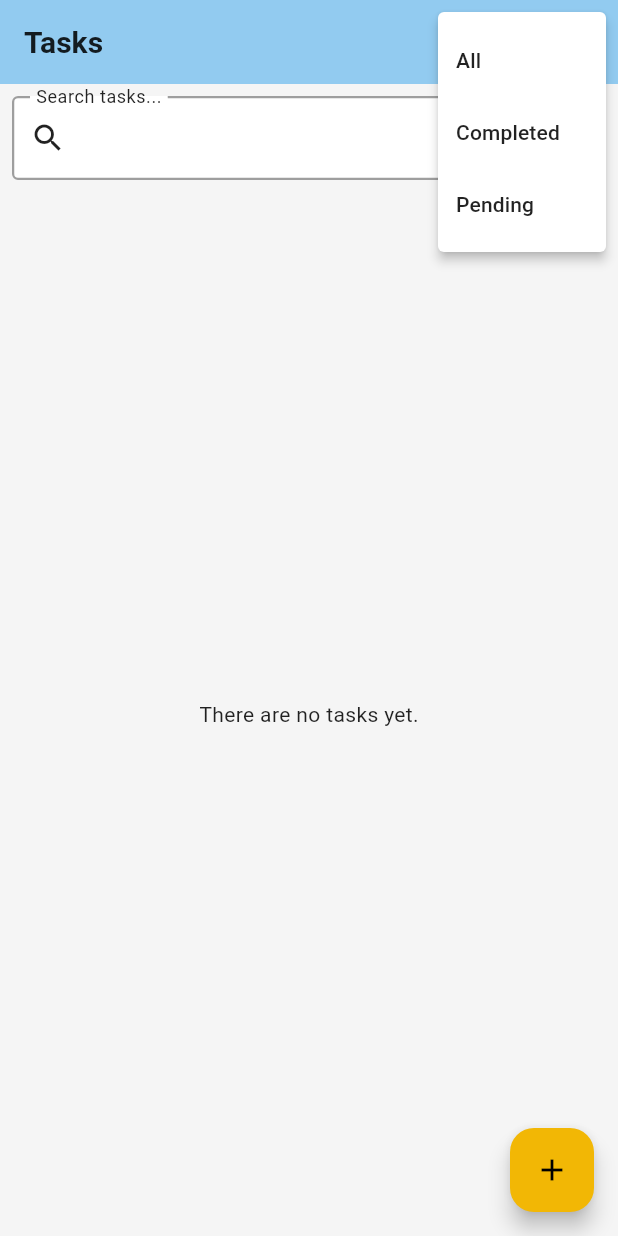
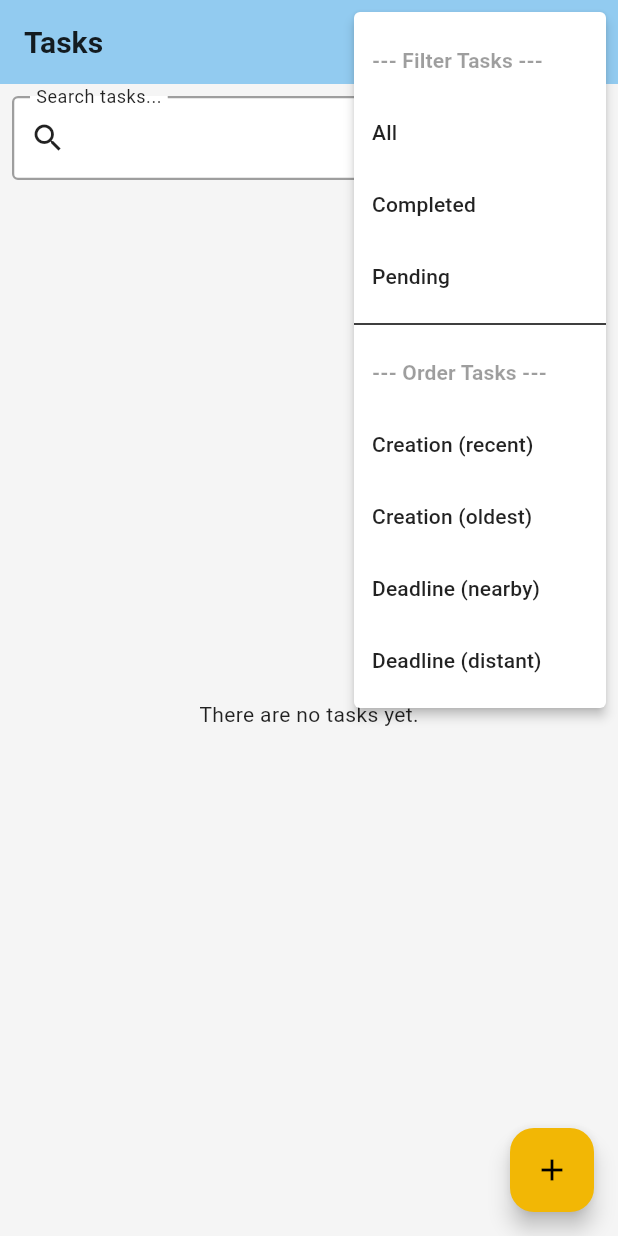
Before and after one commit to PneumaCore/FlutterTask, a Flutter app: the screen it shows after launch, after a tap on the "filter list" icon, on a phone screen of 412 x 824 dp. Run offline on Flutter 3.47's test engine with Material 3 defaults, Android fonts, the phone set to English and light mode, and no system bars; our stand-ins replace shared_preferences.

Commit message:
Added tasks filter by creation date and deadline date.

```diff
--- a/lib/providers/task_provider.dart
+++ b/lib/providers/task_provider.dart
@@ -5,18 +5,23 @@ import 'package:shared_preferences/shared_preferences.dart';
 
 import '../models/task.dart';
 
+enum SortType { creationDateAsc, creationDateDesc, deadlineAsc, deadlineDesc }
+
 enum TaskFilter { all, completed, pending }
 
 class TaskProvider with ChangeNotifier {
   List<Task> _tasks = [];
   TaskFilter _filter = TaskFilter.all;
   String _searchQuery = '';
+  SortType _sortType = SortType.creationDateDesc;
 
   TaskProvider() {
     _init();
   }
 
   TaskFilter get filter => _filter;
+
+  SortType get sortType => _sortType;
 
   List<Task> get tasks {
     List<Task> filtered = [];
@@ -81,6 +86,12 @@ class TaskProvider with ChangeNotifier {
     notifyListeners();
   }
 
+  void setSortType(SortType type) {
+    _sortType = type;
+    _sortTasks();
+    notifyListeners();
+  }
+
   void toggleStatus(String id) {
     final task = _tasks.firstWhere((task) => task.id == id);
     task.isDone = !task.isDone;
@@ -101,4 +112,29 @@ class TaskProvider with ChangeNotifier {
     await loadTasks();
     notifyListeners();
   }
+
+  void _sortTasks() {
+    switch (_sortType) {
+      case SortType.creationDateAsc:
+        _tasks.sort((a, b) => a.createdAt.compareTo(b.createdAt));
+        break;
+      case SortType.creationDateDesc:
+        _tasks.sort((a, b) => b.createdAt.compareTo(a.createdAt));
+        break;
+      case SortType.deadlineAsc:
+        _tasks.sort((a, b) {
+          if (a.deadline == null) return 1;
+          if (b.deadline == null) return -1;
+          return a.deadline!.compareTo(b.deadline!);
+        });
+        break;
+      case SortType.deadlineDesc:
+        _tasks.sort((a, b) {
+          if (a.deadline == null) return 1;
+          if (b.deadline == null) return -1;
+          return b.deadline!.compareTo(a.deadline!);
+        });
+        break;
+    }
+  }
 }
--- a/lib/screens/add_task_screen.dart
+++ b/lib/screens/add_task_screen.dart
@@ -68,7 +68,7 @@ class _AddTaskScreenState extends State<AddTaskScreen> {
           child: Text(
             _selectedDeadline == null
                 ? 'No deadline selected.'
-                : 'Deadline: ${DateFormat('d MMMM, yyyy', 'en_US').format(_selectedDeadline!)}',
+                : 'Deadline: ${DateFormat('d MMMM, yyyy', 'en_US').format(_selectedDeadline!)}.',
           ),
         ),
         TextButton(
--- a/lib/screens/home_screen.dart
+++ b/lib/screens/home_screen.dart
@@ -18,23 +18,56 @@ class HomeScreen extends StatelessWidget {
       appBar: AppBar(
         title: const Text('Tasks'),
         actions: [
-          PopupMenuButton<TaskFilter>(
-            onSelected: (filter) {
-              Provider.of<TaskProvider>(
+          PopupMenuButton<String>(
+            onSelected: (value) {
+              final taskProvider = Provider.of<TaskProvider>(
                 context,
                 listen: false,
-              ).setFilter(filter);
+              );
+              if (value.startsWith('filter_')) {
+                final filter =
+                    TaskFilter.values[int.parse(value.split('_')[1])];
+                taskProvider.setFilter(filter);
+              } else if (value.startsWith('sort_')) {
+                final sort = SortType.values[int.parse(value.split('_')[1])];
+                taskProvider.setSortType(sort);
+              }
             },
             icon: const Icon(Icons.filter_list),
             itemBuilder: (context) => [
-              const PopupMenuItem(value: TaskFilter.all, child: Text('All')),
               const PopupMenuItem(
-                value: TaskFilter.completed,
-                child: Text('Completed'),
+                enabled: false,
+                child: Text(
+                  '--- Filter Tasks ---',
+                  style: TextStyle(fontWeight: FontWeight.bold),
+                ),
+              ),
+              const PopupMenuItem(value: 'filter_0', child: Text('All')),
+              const PopupMenuItem(value: 'filter_1', child: Text('Completed')),
+              const PopupMenuItem(value: 'filter_2', child: Text('Pending')),
+              const PopupMenuDivider(),
+              const PopupMenuItem(
+                enabled: false,
+                child: Text(
+                  '--- Order Tasks ---',
+                  style: TextStyle(fontWeight: FontWeight.bold),
+                ),
               ),
               const PopupMenuItem(
-                value: TaskFilter.pending,
-                child: Text('Pending'),
+                value: 'sort_0',
+                child: Text('Creation (recent)'),
+              ),
+              const PopupMenuItem(
+                value: 'sort_1',
+                child: Text('Creation (oldest)'),
+              ),
+              const PopupMenuItem(
+                value: 'sort_2',
+                child: Text('Deadline (nearby)'),
+              ),
+              const PopupMenuItem(
+                value: 'sort_3',
+                child: Text('Deadline (distant)'),
               ),
             ],
           ),
@@ -107,13 +140,17 @@ class HomeScreen extends StatelessWidget {
                                 maxLines: 3,
                                 overflow: TextOverflow.ellipsis,
                               ),
-                              if (task.deadline != null)
                               Text(
-                                  'Deadline: ${DateFormat('d MMMM, yyyy', 'en_US').format(task.deadline!)}',
+                                task.deadline != null
+                                    ? 'Deadline: ${DateFormat('d MMMM, yyyy', 'en_US').format(task.deadline!)}.'
+                                    : 'No deadline set.',
                                 style: TextStyle(
                                   color: Theme.of(
                                     context,
                                   ).colorScheme.onSurface,
+                                  fontStyle: task.deadline == null
+                                      ? FontStyle.italic
+                                      : FontStyle.normal,
                                 ),
                               ),
                             ],
--- a/lib/screens/task_form_screen.dart
+++ b/lib/screens/task_form_screen.dart
@@ -87,7 +87,7 @@ class _TaskFormScreenState extends State<TaskFormScreen> {
           child: Text(
             _selectedDeadline == null
                 ? 'No deadline selected.'
-                : 'Deadline: ${DateFormat('d MMMM, yyyy', 'en_US').format(_selectedDeadline!)}',
+                : 'Deadline: ${DateFormat('d MMMM, yyyy', 'en_US').format(_selectedDeadline!)}.',
           ),
         ),
         TextButton(
```
Also changed, not shown: flutter_01.png (added). Lines whose indentation alone changed are shown as unchanged.
